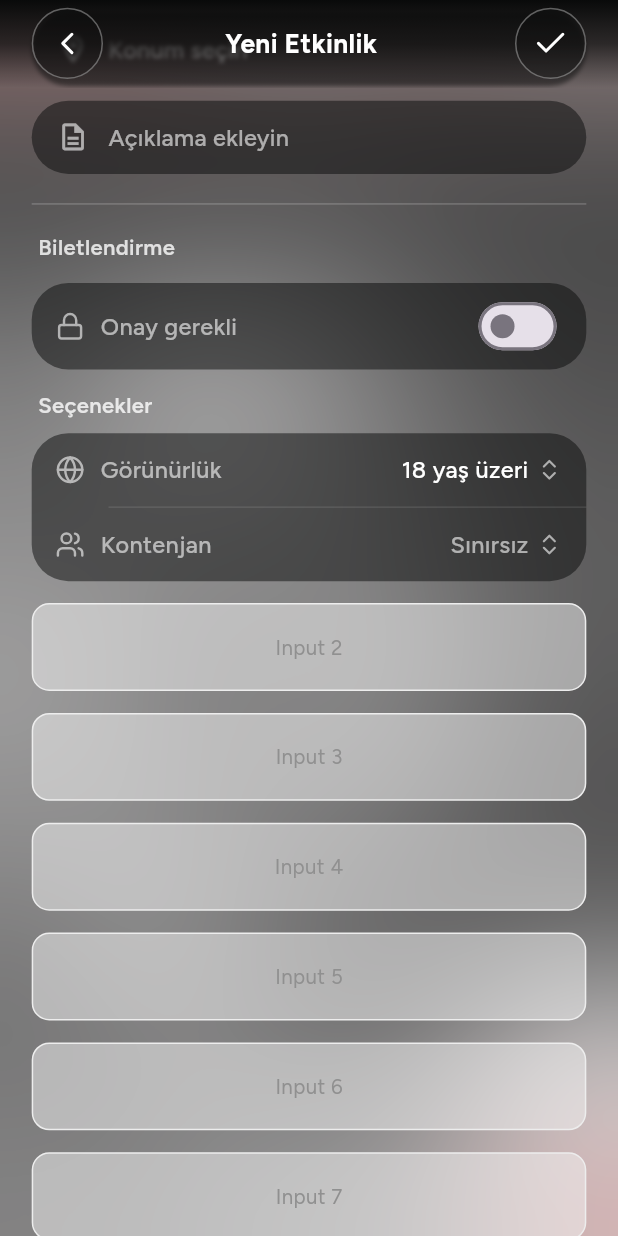
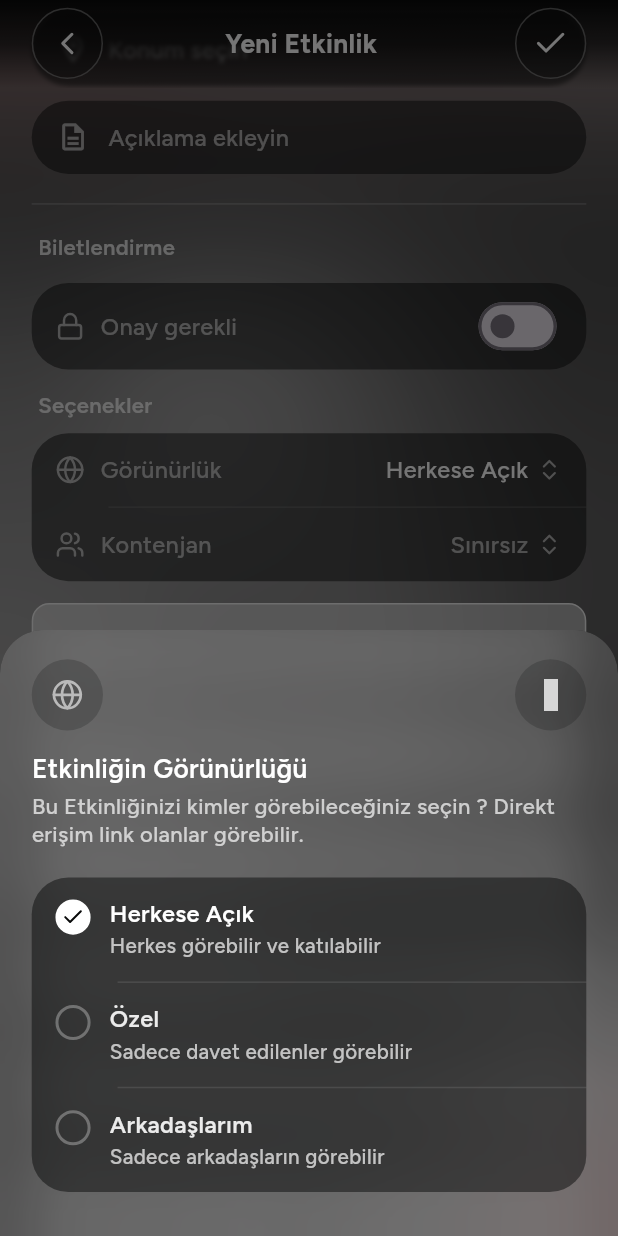
Before and after one commit to MehmetAkan/LobiMobileApp, a Flutter app: the CreateEventScreen screen opened directly, scrolled down 576 dp, after a tap on "Görünürlük", on a phone screen of 412 x 824 dp. Run offline on Flutter 3.47's test engine with Material 3 defaults, Android fonts, the phone set to English and light mode, and no system bars; our stand-ins replace flutter_riverpod, flutter_screenutil, flutter_svg, get_it, google_fonts, logger and 4 more; accounts and stored records are empty; network calls fail; grey boxes are pictures that could not be loaded.

Commit message:
New modal

````diff
--- a/lib/screens/main/events/create_event_screen.dart
+++ b/lib/screens/main/events/create_event_screen.dart
@@ -7,6 +7,7 @@ import 'package:lobi_application/widgets/common/forms/events/event_location_fiel
 import 'package:lobi_application/widgets/common/forms/events/event_description_field.dart';
 import 'package:lobi_application/widgets/common/forms/events/event_settings_box.dart';
 import 'package:lobi_application/widgets/common/forms/events/event_settings_item.dart';
+import 'package:lobi_application/widgets/common/modals/event_visibility_modal.dart';
 import 'package:lobi_application/theme/app_theme.dart';
 import 'dart:ui';
 import 'package:lucide_icons_flutter/lucide_icons.dart';
@@ -29,7 +30,7 @@ class _CreateEventScreenState extends State<CreateEventScreen> {
   String? _description;
 
   bool _isApprovalRequired = false;
-  String? _approvalRequirements;
+  EventVisibility _visibility = EventVisibility.public; // ✨ YENİ
   int? _capacity;
 
   @override
@@ -37,6 +38,20 @@ class _CreateEventScreenState extends State<CreateEventScreen> {
     _scrollController.dispose();
     _titleController.dispose();
     super.dispose();
+  }
+
+  /// ✨ Görünürlük modal'ını aç
+  Future<void> _openVisibilityModal() async {
+    final result = await EventVisibilityModal.show(
+      context: context,
+      currentValue: _visibility,
+    );
+
+    if (result != null) {
+      setState(() {
+        _visibility = result;
+      });
+    }
   }
 
   @override
@@ -115,9 +130,7 @@ class _CreateEventScreenState extends State<CreateEventScreen> {
                   EventDescriptionField(
                     value: _description,
                     onTap: () {
-                      // TODO: Açıklama modal açılacak
                       debugPrint('Açıklama modal açılıyor...');
-                      // Test için:
                       setState(() {
                         _description =
                             'Bu etkinlik hakkında kısa bir açıklama...';
@@ -155,7 +168,7 @@ class _CreateEventScreenState extends State<CreateEventScreen> {
                         icon: LucideIcons.lock400,
                         label: 'Onay gerekli',
                         value: _isApprovalRequired,
-                        showDivider: false, // Son item
+                        showDivider: false,
                         onChanged: (value) {
                           setState(() => _isApprovalRequired = value);
                         },
@@ -178,18 +191,13 @@ class _CreateEventScreenState extends State<CreateEventScreen> {
                   SizedBox(height: 10.h),
                   EventSettingsBox(
                     children: [
+                      // ✨ Görünürlük - Modal ile güncellendi
                       EventSettingsItem.action(
                         icon: LucideIcons.globe400,
                         label: 'Görünürlük',
                         placeholder: 'Herkese Açık',
-                        value: _approvalRequirements,
-
-                        onTap: () {
-                          debugPrint('Onay gerekliliği modal açılıyor...');
-                          setState(() {
-                            _approvalRequirements = '18 yaş üzeri';
-                          });
-                        },
+                        value: EventVisibilityModal.getDisplayText(_visibility),
+                        onTap: _openVisibilityModal,
                       ),
                       EventSettingsItem.action(
                         icon: LucideIcons.users400,
@@ -202,7 +210,7 @@ class _CreateEventScreenState extends State<CreateEventScreen> {
                             _capacity = 100;
                           });
                         },
-                        showDivider: false, // Son item
+                        showDivider: false,
                       ),
                     ],
                   ),
@@ -254,7 +262,6 @@ class _CreateEventScreenState extends State<CreateEventScreen> {
     return Positioned.fill(
       child: Stack(
         children: [
-          // Image
           Positioned.fill(
             child: Transform.scale(
               scale: 1.4,
@@ -264,7 +271,6 @@ class _CreateEventScreenState extends State<CreateEventScreen> {
               ),
             ),
           ),
-          // Blur overlay
           BackdropFilter(
             filter: ImageFilter.blur(sigmaX: 60, sigmaY: 60),
             child: Container(
@@ -279,7 +285,6 @@ class _CreateEventScreenState extends State<CreateEventScreen> {
   Widget _buildCoverImage() {
     return Stack(
       children: [
-        // Cover image - KARE (1:1)
         ClipRRect(
           borderRadius: BorderRadius.circular(16.r),
           child: AspectRatio(
@@ -290,7 +295,6 @@ class _CreateEventScreenState extends State<CreateEventScreen> {
             ),
           ),
         ),
-        // Galeri butonu (sağ alt)
         Positioned(right: 12.w, bottom: 12.h, child: _buildGalleryButton()),
       ],
     );
@@ -350,6 +354,7 @@ class _CreateEventScreenState extends State<CreateEventScreen> {
               debugPrint('Bitiş: $_endDate');
               debugPrint('Konum: $_selectedLocation');
               debugPrint('Açıklama: $_description');
+              debugPrint('Görünürlük: $_visibility'); // ✨ YENİ
               Navigator.of(context).pop();
             },
             customBorder: const CircleBorder(),
--- /dev/null
+++ b/lib/widgets/common/modals/event_modal_sheet.dart
@@ -0,0 +1,267 @@
+import 'dart:ui';
+
+import 'package:flutter/material.dart';
+import 'package:flutter_screenutil/flutter_screenutil.dart';
+import 'package:lobi_application/theme/app_theme.dart';
+import 'package:lucide_icons_flutter/lucide_icons.dart';
+
+/// EventModalSheet - Etkinlik ayarları için genel modal tasarımı
+///
+/// Kullanım:
+/// ```dart
+/// showModalBottomSheet(
+///   context: context,
+///   backgroundColor: Colors.transparent,
+///   isScrollControlled: true,
+///   builder: (context) => EventModalSheet(
+///     icon: LucideIcons.globe400,
+///     title: 'Görünürlük',
+///     description: 'Etkinliğinizi kimler görebilir?',
+///     children: [
+///       EventModalOption(...),
+///       EventModalOption(...),
+///     ],
+///   ),
+/// );
+/// ```
+class EventModalSheet extends StatelessWidget {
+  final IconData icon;
+  final String title;
+  final String description;
+  final List<Widget> children;
+
+  const EventModalSheet({
+    super.key,
+    required this.icon,
+    required this.title,
+    required this.description,
+    required this.children,
+  });
+
+@override
+Widget build(BuildContext context) {
+  return ClipRRect(
+    borderRadius: BorderRadius.vertical(top: Radius.circular(30.r)),
+    child: BackdropFilter(
+      filter: ImageFilter.blur(
+        sigmaX: 20,
+        sigmaY: 20,
+      ),
+      child: Container(
+        decoration: BoxDecoration(
+          color: AppTheme.white.withOpacity(0.10),
+          borderRadius: BorderRadius.vertical(top: Radius.circular(30.r)),
+        ),
+        child: SafeArea(
+          top: false,
+          child: Column(
+            mainAxisSize: MainAxisSize.min,
+            crossAxisAlignment: CrossAxisAlignment.start,
+
+            children: [
+              // Header
+              Padding(
+                padding: EdgeInsets.fromLTRB(20.w, 20.h, 20.w, 15.h),
+                child: Row(
+                  mainAxisAlignment: MainAxisAlignment.spaceBetween,
+                  children: [
+                    _buildIconButton(context, icon, onTap: null),
+                    _buildIconButton(
+                      context,
+                      LucideIcons.x400,
+                      onTap: () => Navigator.of(context).pop(),
+                    ),
+                  ],
+                ),
+              ),
+
+              // Title + Description
+              Padding(
+                padding: EdgeInsets.symmetric(horizontal: 20.w),
+                child: Column(
+                  crossAxisAlignment: CrossAxisAlignment.start,
+                  children: [
+                    Text(
+                      title,
+                      style: TextStyle(
+                        fontSize: 18.sp,
+                        fontWeight: FontWeight.w600,
+                        color: AppTheme.white,
+                        height: 1.2,
+                      ),
+                    ),
+                    SizedBox(height: 5.h),
+                    Text(
+                      description,
+                      style: TextStyle(
+                        fontSize: 15.sp,
+                        fontWeight: FontWeight.w500,
+                         color: AppTheme.white.withOpacity(0.7),
+                        height: 1.3,
+                      ),
+                    ),
+                  ],
+                ),
+              ),
+
+              SizedBox(height: 20.h),
+
+              // Content
+              Padding(
+                padding: EdgeInsets.symmetric(horizontal: 20.w),
+                child: Container(
+                  decoration: BoxDecoration(
+                    color: AppTheme.getEventFieldBg(context),
+                    borderRadius: BorderRadius.circular(25.r),
+                  ),
+                  child: Column(
+                    mainAxisSize: MainAxisSize.min,
+                    children: children,
+                  ),
+                ),
+              ),
+
+              SizedBox(height: 30.h),
+            ],
+          ),
+        ),
+      ),
+    ),
+  );
+}
+  Widget _buildIconButton(
+    BuildContext context,
+    IconData iconData, {
+    VoidCallback? onTap,
+  }) {
+    return SizedBox(
+      width: 45.w,
+      height: 45.w,
+      child: Material(
+        color: Colors.transparent,
+        shape: const CircleBorder(),
+        child: InkWell(
+          onTap: onTap,
+          customBorder: const CircleBorder(),
+          child: Container(
+            decoration: BoxDecoration(
+              color: AppTheme.getAppBarButtonBg(context),
+              shape: BoxShape.circle,
+
+            ),
+            child: Center(
+              child: Icon(
+                iconData,
+                size: 22.sp,
+                color: AppTheme.getEventFieldPlaceholder(context),
+              ),
+            ),
+          ),
+        ),
+      ),
+    );
+  }
+}
+
+/// EventModalOption - Modal içinde kullanılan seçenek item'ı
+class EventModalOption extends StatelessWidget {
+  final bool isSelected;
+  final String title;
+  final String description;
+  final VoidCallback onTap;
+  final bool showDivider;
+
+  const EventModalOption({
+    super.key,
+    required this.isSelected,
+    required this.title,
+    required this.description,
+    required this.onTap,
+    this.showDivider = true,
+  });
+
+  @override
+  Widget build(BuildContext context) {
+    return Column(
+      children: [
+        GestureDetector(
+          onTap: onTap,
+          behavior: HitTestBehavior.opaque,
+          child: Padding(
+            padding: EdgeInsets.symmetric(horizontal: 15.w, vertical: 15.h),
+            child: Row(
+              crossAxisAlignment: CrossAxisAlignment.start,
+              children: [
+                // Check icon
+                Container(
+                  width: 24.sp,
+                  height: 24.sp,
+                  decoration: BoxDecoration(
+                    shape: BoxShape.circle,
+                    border: Border.all(
+                      color: isSelected
+                          ? AppTheme.white
+                          : AppTheme.getEventFieldPlaceholder(context)
+                              .withOpacity(0.3),
+                      width: 2,
+                    ),
+                    color: isSelected ? AppTheme.white : Colors.transparent,
+                  ),
+                  child: isSelected
+                      ? Center(
+                          child: Icon(
+                            LucideIcons.check600,
+                            size: 16.sp,
+                            color: AppTheme.black800,
+                          ),
+                        )
+                      : null,
+                ),
+                SizedBox(width: 12.w),
+                // Text content
+                Expanded(
+                  child: Column(
+                    crossAxisAlignment: CrossAxisAlignment.start,
+                    children: [
+                      Text(
+                        title,
+                        style: TextStyle(
+                          fontSize: 16.sp,
+                          fontWeight: FontWeight.w600,
+                          color: isSelected
+                              ? AppTheme.white
+                              : AppTheme.white
+                                  .withOpacity(0.9),
+                          height: 1.2,
+                        ),
+                      ),
+                      SizedBox(height: 3.h),
+                      Text(
+                        description,
+                        style: TextStyle(
+                          fontSize: 14.sp,
+                          fontWeight: FontWeight.w500,
+                          color: AppTheme.white.withOpacity(0.7),
+                          height: 1.3,
+                        ),
+                      ),
+                    ],
+                  ),
+                ),
+              ],
+            ),
+          ),
+        ),
+        if (showDivider)
+          Padding(
+            padding: EdgeInsets.only(left: 20.w + 24.sp + 12.w),
+            child: Divider(
+              height: 1,
+              thickness: 1,
+              color: AppTheme.white.withOpacity(0.1),
+            ),
+          ),
+      ],
+    );
+  }
+}
--- /dev/null
+++ b/lib/widgets/common/modals/event_visibility_modal.dart
@@ -0,0 +1,104 @@
+import 'package:flutter/material.dart';
+import 'package:lobi_application/widgets/common/modals/event_modal_sheet.dart';
+import 'package:lucide_icons_flutter/lucide_icons.dart';
+
+/// Görünürlük seçenekleri
+enum EventVisibility {
+  public,
+  private,
+  friendsOnly,
+}
+
+/// EventVisibilityModal - Görünürlük seçimi
+///
+/// Kullanım:
+/// ```dart
+/// final result = await EventVisibilityModal.show(
+///   context: context,
+///   currentValue: EventVisibility.public,
+/// );
+/// if (result != null) {
+///   setState(() => _visibility = result);
+/// }
+/// ```
+class EventVisibilityModal {
+  static Future<EventVisibility?> show({
+    required BuildContext context,
+    required EventVisibility currentValue,
+  }) {
+    return showModalBottomSheet<EventVisibility>(
+      context: context,
+      backgroundColor: Colors.transparent,
+      isScrollControlled: true,
+      builder: (context) => _VisibilityContent(currentValue: currentValue),
+    );
+  }
+
+  /// Display text
+  static String getDisplayText(EventVisibility type) {
+    switch (type) {
+      case EventVisibility.public:
+        return 'Herkese Açık';
+      case EventVisibility.private:
+        return 'Özel';
+      case EventVisibility.friendsOnly:
+        return 'Arkadaşlarım';
+    }
+  }
+}
+
+class _VisibilityContent extends StatefulWidget {
+  final EventVisibility currentValue;
+
+  const _VisibilityContent({required this.currentValue});
+
+  @override
+  State<_VisibilityContent> createState() => _VisibilityContentState();
+}
+
+class _VisibilityContentState extends State<_VisibilityContent> {
+  late EventVisibility _selected;
+
+  @override
+  void initState() {
+    super.initState();
+    _selected = widget.currentValue;
+  }
+
+  void _onSelect(EventVisibility value) {
+    setState(() => _selected = value);
+    Future.delayed(const Duration(milliseconds: 200), () {
+      if (mounted) Navigator.of(context).pop(_selected);
+    });
+  }
+
+  @override
+  Widget build(BuildContext context) {
+    return EventModalSheet(
+      icon: LucideIcons.globe400,
+      title: 'Etkinliğin Görünürlüğü',
+      description: 'Bu Etkinliğinizi kimler görebileceğiniz seçin ? Direkt erişim link olanlar görebilir.',
+      children: [
+        EventModalOption(
+          isSelected: _selected == EventVisibility.public,
+          title: 'Herkese Açık',
+          description: 'Herkes görebilir ve katılabilir',
+          onTap: () => _onSelect(EventVisibility.public),
+        ),
+        EventModalOption(
+          isSelected: _selected == EventVisibility.private,
+          title: 'Özel',
+          description: 'Sadece davet edilenler görebilir',
+          onTap: () => _onSelect(EventVisibility.private),
+        ),
+        EventModalOption(
+          isSelected: _selected == EventVisibility.friendsOnly,
+          title: 'Arkadaşlarım',
+          description: 'Sadece arkadaşların görebilir',
+          onTap: () => _onSelect(EventVisibility.friendsOnly),
+          showDivider: false, // Son item
+        ),
+      ],
+    );
+  }
+}
````
